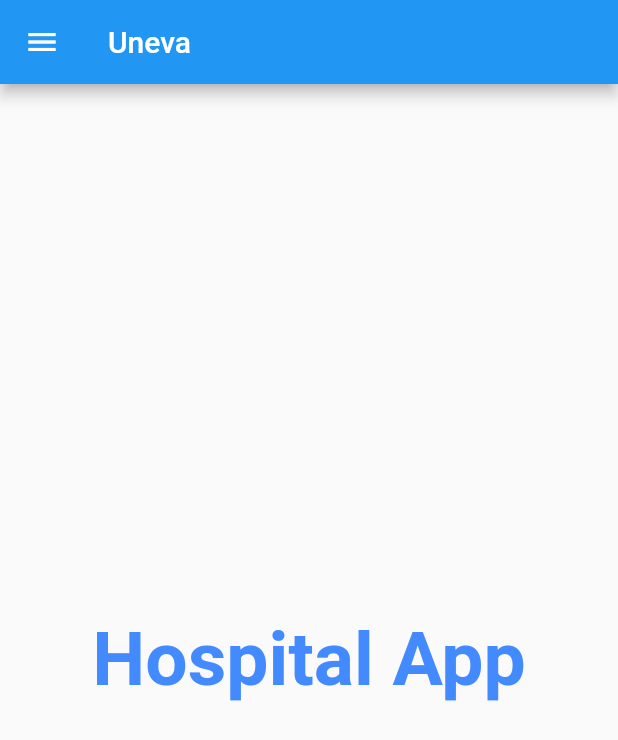
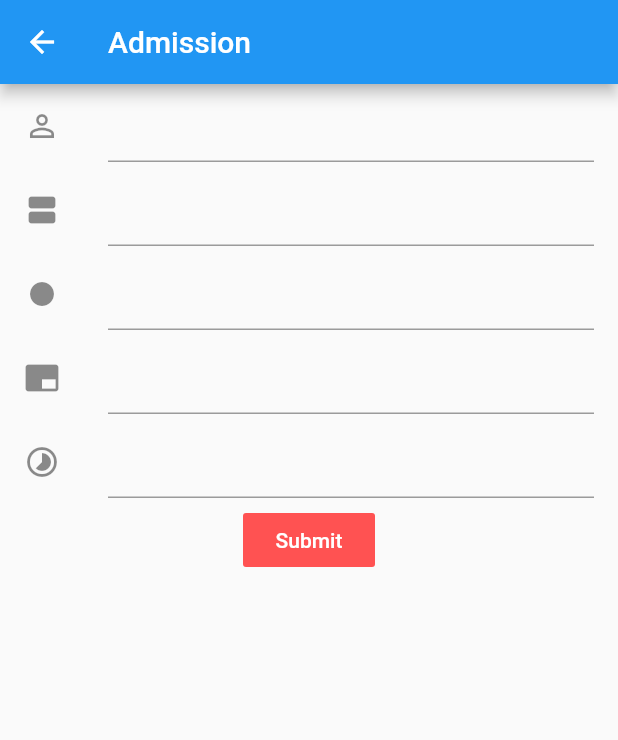
Before and after one commit to MukulGr8/flutter-firebase-unique, a Flutter app: the screen it shows after launch, in the side drawer, after a tap on "Admissions", on a phone screen of 412 x 824 dp. Shown: the top 740 px of the screen. Run offline on Flutter 3.47's test engine with Material 2 defaults, Android fonts, the phone set to English and light mode, and no system bars; our stand-ins replace firebase_database; accounts and stored records are empty.

Commit message:
First commit

```diff
--- /dev/null
+++ b/lib/Board.dart
@@ -0,0 +1,34 @@
+import 'package:firebase_database/firebase_database.dart';
+
+class Board{
+  String key;
+  String name;
+  String age;
+  String iono;
+  String bed;
+  String nmonth;
+
+
+  Board(this.name, this.age, this.iono,
+      this.bed, this.nmonth);
+
+  Board.fromSnapshot(DataSnapshot snapshot):
+        key = snapshot.key,
+        name = snapshot.value["name"],
+        age = snapshot.value["age"],
+        iono = snapshot.value["iono"],
+        bed = snapshot.value["bed"],
+        nmonth = snapshot.value["nmonth"];
+
+  toJson(){
+    return {
+      "name":name,
+      "age":age,
+      "iono":iono,
+      "bed":bed,
+      "nmonth":nmonth,
+    };
+  }
+
+
+}
--- /dev/null
+++ b/lib/admiss.dart
@@ -0,0 +1,187 @@
+import 'package:firebase_database/firebase_database.dart';
+import 'package:flutter/material.dart';
+import './Board.dart';
+import 'package:firebase_database/ui/firebase_animated_list.dart';
+
+
+class Admiss extends StatefulWidget {
+  @override
+  _AdmissState createState() => _AdmissState();
+}
+
+class _AdmissState extends State<Admiss> {
+
+  //making a list of our board class objects
+  List<Board> boardMessages = List();
+  Board board;
+
+  //Creating a instance to the firebase
+  final FirebaseDatabase database = FirebaseDatabase.instance;
+  int noIndex;
+  DatabaseReference databaseReference;
+
+  final GlobalKey<FormState> formKey = GlobalKey<FormState>();
+
+  //override init state method
+  @override
+  void initState() {
+    // TODO: implement initState
+    super.initState();
+    //This is important line
+    board = Board("", "","","","");
+    //creating a child named community board in the realtime database
+    databaseReference = database.reference().child("Community_board");
+    databaseReference.onChildAdded.listen(_onEntryAdded);
+    databaseReference.onChildChanged.listen(_onEntryChanged);
+    print("database total values are " + noIndex.toString());
+  }
+
+  @override
+  Widget build(BuildContext context) {
+    return Scaffold(
+      appBar: AppBar(
+        title: Text("Admission"),
+      ),
+      body: new Column(
+        //this will create a form for user to submit it have many advantages over creating textfields
+        children: <Widget>[
+          Flexible(
+            flex: 0,
+            child: Form(
+              key: formKey,
+              child: Flex(
+                direction: Axis.vertical,
+                children: <Widget>[
+                  ListTile(
+                    leading: Icon(Icons.perm_identity),
+                    title: TextFormField(
+                      initialValue: "",
+                      onSaved: (val) => board.name = val,
+                      validator: (val) => val.trim() == "" ? val : null,
+                    ),
+                  ),
+                  ListTile(
+                    leading: Icon(Icons.view_agenda),
+                    title: TextFormField(
+                      initialValue: "",
+                      onSaved: (val) => board.age = val,
+                      validator: (val) => val.trim() == "" ? val : null,
+                    ),
+                  ),
+
+                  ListTile(
+                    leading: Icon(Icons.fiber_manual_record),
+                    title: TextFormField(
+                      initialValue: "",
+                      onSaved: (val) => board.iono = val,
+                      validator: (val) => val.trim() == "" ? val : null,
+                    ),
+                  ),
+
+
+                  ListTile(
+                    leading: Icon(Icons.branding_watermark),
+                    title: TextFormField(
+                      initialValue: "",
+                      onSaved: (val) => board.bed = val,
+                      validator: (val) => val.trim() == "" ? val : null,
+                    ),
+                  ),
+
+
+                  ListTile(
+                    leading: Icon(Icons.timelapse),
+                    title: TextFormField(
+                      initialValue: "",
+                      onSaved: (val) => board.nmonth = val,
+                      validator: (val) => val.trim() == "" ? val : null,
+                    ),
+                  ),
+
+                  FlatButton(
+                    child: new Text("Submit"),textColor: Colors.white,
+                    color: Colors.redAccent,
+                    onPressed: () {
+                      handleSubmit();
+                    },
+                  )
+                ],
+              ),
+            ),
+          ),
+//          Flexible(
+//            child: FirebaseAnimatedList(
+//                query: databaseReference,
+//                itemBuilder: (_, DataSnapshot snapshot,
+//                    Animation<double> animation, int index) {
+////                  index = index-1;
+////                  int newIndex = index ~/2;
+//                  print(index);
+//                  return new Card(
+//                    child: ListTile(
+//                      leading: new CircleAvatar(
+//                        backgroundColor: Colors.red,
+//                      ),
+//                      title: Text(boardMessages[index].subject),
+//                      subtitle: Text(boardMessages[index].body),
+//                      onTap: () => deleteMe(index),
+//                    ),
+//                  );
+//                }),
+//          )
+        ],
+      ),
+    );
+  }
+
+  void _onEntryAdded(Event event) {
+    setState(() {
+      boardMessages.add(Board.fromSnapshot(event.snapshot));
+    });
+  }
+
+  void handleSubmit() {
+    final FormState form = formKey.currentState;
+    if (form.validate()) {
+      //form save will called when a field is saved using onSave in the form
+      form.save();
+      form.reset();
+      //save from data to the database
+      databaseReference.push().set(board.toJson());
+      Navigator.pop(context,boardMessages);
+    }
+  }
+
+
+  void _onEntryChanged(Event event) {
+    var oldEntry = boardMessages.singleWhere((entry) {
+      return entry.key == event.snapshot.key;
+    });
+
+    setState(() {
+      boardMessages[boardMessages.indexOf(oldEntry)] =
+          Board.fromSnapshot(event.snapshot);
+    });
+  }
+
+
+}
+
+
+//  void _incrementCounter() {
+//    setState(() {
+//      //send data to the firebase in the form of a map
+//      database.reference().child("message").set({
+//        "Firstname" : "Vishal"
+//      });
+//      //Retrive data from the firebase in the form of a map
+//      database.reference().child("message").once().then((DataSnapshot snapshot){
+//        Map<dynamic,dynamic> data = snapshot.value;
+//
+//        //Print all the values of the map objects in our database
+//        print("Values of the objects are ${data.values} ");
+//      });
+//
+//      _counter++;
+//    });
+//  }
--- a/lib/main.dart
+++ b/lib/main.dart
@@ -1,7 +1,9 @@
 import 'package:flutter/material.dart';
 import 'dashboard.dart';
 import 'profile.dart';
+import './admiss.dart';
 import 'package:flutter/scheduler.dart' show timeDilation;
+import 'package:uneva_flutter/Board.dart';
 
 String appTitle = 'Uneva';
 void main() => runApp(MyApp());
@@ -19,6 +21,8 @@ class MyApp extends StatelessWidget {
 
 class MyHomePage extends StatelessWidget {
   final String title;
+  var result;
+  List<Board> boardMessages;
 
   MyHomePage({Key key, this.title}) : super(key: key);
 
@@ -66,11 +70,16 @@ class MyHomePage extends StatelessWidget {
             ListTile(
               title: Text('Admissions'),
               leading: Icon(Icons.line_weight),
-              onTap: () {
+              onTap: () async {
                 // Update the state of the app
                 // ...
                 // Then close the drawer
                 Navigator.pop(context);
+                result = await Navigator.push(
+                    context,
+                    new MaterialPageRoute(
+                        builder: (BuildContext context) =>
+                        new Admiss()));
               },
             ),
 
@@ -122,7 +131,7 @@ class MyHomePage extends StatelessWidget {
                     context,
                     new MaterialPageRoute(
                         builder: (BuildContext context) =>
-                        new Profile()));
+                        new Profile(boardMessages: result,)));
               },
             ),
 
--- a/pubspec.yaml
+++ b/pubspec.yaml
@@ -19,6 +19,9 @@ dependencies:
   # The following adds the Cupertino Icons font to your application.
   # Use with the CupertinoIcons class for iOS style icons.
   cupertino_icons: ^0.1.2
+  firebase_auth: ^0.8.0+1
+  firebase_core: any
+  firebase_database: ^1.1.0
 
 dev_dependencies:
   flutter_test:
```
Also changed, not shown: lib/profile.dart (+104 -59 lines), 4 other files.
